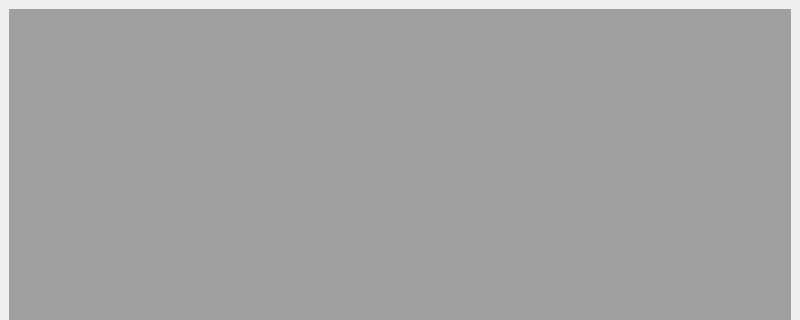
Above: GS/mainmdidisplay.ui from UCI-UAVForge/GroundStation before the change; both pictures show x 0 to 800 and y 0 to 320 of the 800 by 600 pixel window. Below: the same form after it.
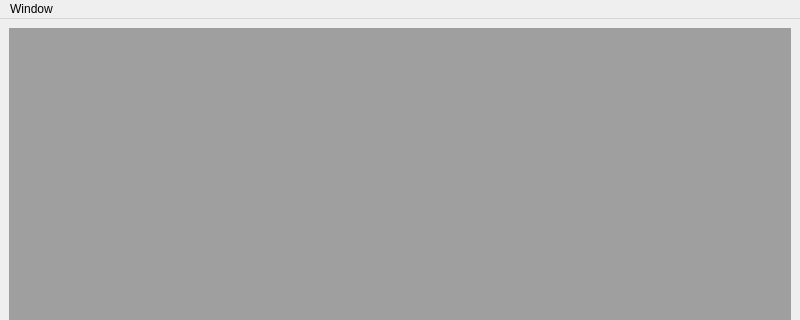
That is the form after the change.

Patch:
```diff
--- a/GS/mainmdidisplay.ui
+++ b/GS/mainmdidisplay.ui
@@ -29,9 +29,16 @@
      <x>0</x>
      <y>0</y>
      <width>800</width>
-     <height>21</height>
+     <height>22</height>
     </rect>
    </property>
+   <widget class="QMenu" name="menuWindow">
+    <property name="title">
+     <string>Window</string>
+    </property>
+    <addaction name="actionShow_Control_Panel"/>
+   </widget>
+   <addaction name="menuWindow"/>
   </widget>
   <widget class="QStatusBar" name="statusbar"/>
  </widget>
```
Left out of the diff: 14 changed lines with no effect on the pictures.
